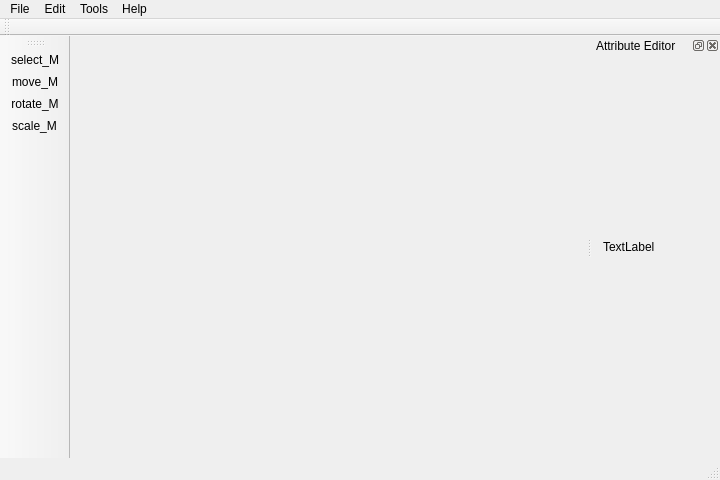
The window that visual_studio/Barber/MainWindow.ui (ShenyaoKe/GeometricModeling) describes before a commit, drawn with Qt 5.
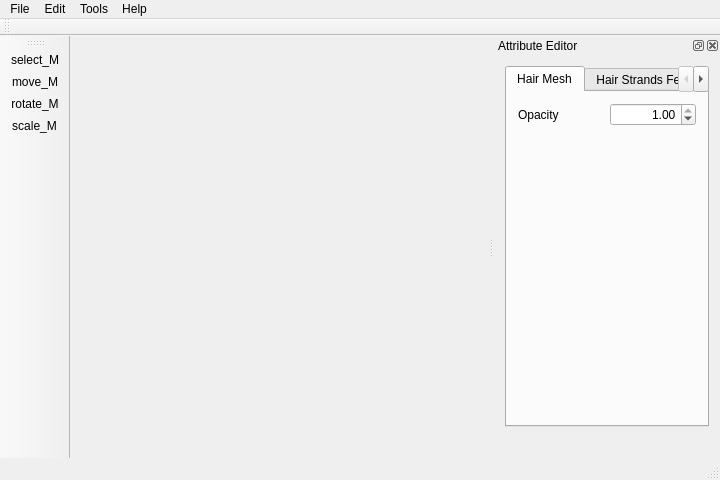
The same window after the commit. Icons and pictures are not drawn.

```diff
--- a/visual_studio/Barber/MainWindow.ui
+++ b/visual_studio/Barber/MainWindow.ui
@@ -96,10 +96,81 @@
    <widget class="QWidget" name="dockWidgetContents">
     <layout class="QVBoxLayout" name="verticalLayout">
      <item>
-      <widget class="QLabel" name="label">
-       <property name="text">
-        <string>TextLabel</string>
+      <widget class="QTabWidget" name="tabWidget">
+       <property name="mouseTracking">
+        <bool>true</bool>
        </property>
+       <property name="acceptDrops">
+        <bool>true</bool>
+       </property>
+       <property name="currentIndex">
+        <number>0</number>
+       </property>
+       <widget class="QWidget" name="hair_mesh_tab">
+        <attribute name="title">
+         <string>Hair Mesh</string>
+        </attribute>
+        <layout class="QVBoxLayout" name="verticalLayout_2">
+         <item>
+          <layout class="QGridLayout" name="gridLayout">
+           <item row="0" column="0">
+            <widget class="QLabel" name="hmsh_opacity_label">
+             <property name="text">
+              <string>Opacity</string>
+             </property>
+            </widget>
+           </item>
+           <item row="0" column="1">
+            <widget class="QDoubleSpinBox" name="hmsh_opacity">
+             <property name="alignment">
+              <set>Qt::AlignRight|Qt::AlignTrailing|Qt::AlignVCenter</set>
+             </property>
+             <property name="maximum">
+              <double>1.000000000000000</double>
+             </property>
+             <property name="singleStep">
+              <double>0.100000000000000</double>
+             </property>
+             <property name="value">
+              <double>1.000000000000000</double>
+             </property>
+            </widget>
+           </item>
+          </layout>
+         </item>
+         <item>
+          <spacer name="verticalSpacer">
+           <property name="orientation">
+            <enum>Qt::Vertical</enum>
+           </property>
+           <property name="sizeHint" stdset="0">
+            <size>
+             <width>20</width>
+             <height>40</height>
+            </size>
+           </property>
+          </spacer>
+         </item>
+         <item>
+          <spacer name="horizontalSpacer_2">
+           <property name="orientation">
+            <enum>Qt::Horizontal</enum>
+           </property>
+           <property name="sizeHint" stdset="0">
+            <size>
+             <width>169</width>
+             <height>20</height>
+            </size>
+           </property>
+          </spacer>
+         </item>
+        </layout>
+       </widget>
+       <widget class="QWidget" name="hair_strands_tab">
+        <attribute name="title">
+         <string>Hair Strands Features</string>
+        </attribute>
+       </widget>
       </widget>
      </item>
      <item>
```
Left out of the diff: 2 changed lines with no effect on the pictures.
